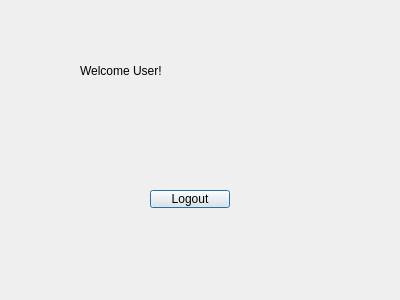
Above: frontend/atm/dialog.ui from rronkkeli/pankkiprojekti before the change. Below: the same form after it.
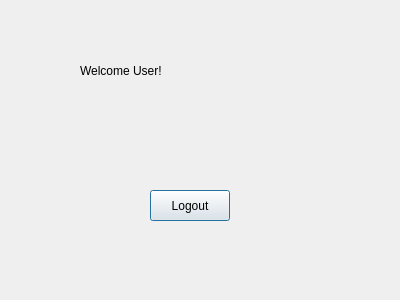
That is the form after the change.

Diff of the .ui file:
```diff
--- a/frontend/atm/dialog.ui
+++ b/frontend/atm/dialog.ui
@@ -38,7 +38,7 @@
      <x>150</x>
      <y>190</y>
      <width>80</width>
-     <height>18</height>
+     <height>31</height>
     </rect>
    </property>
    <property name="text">
```
